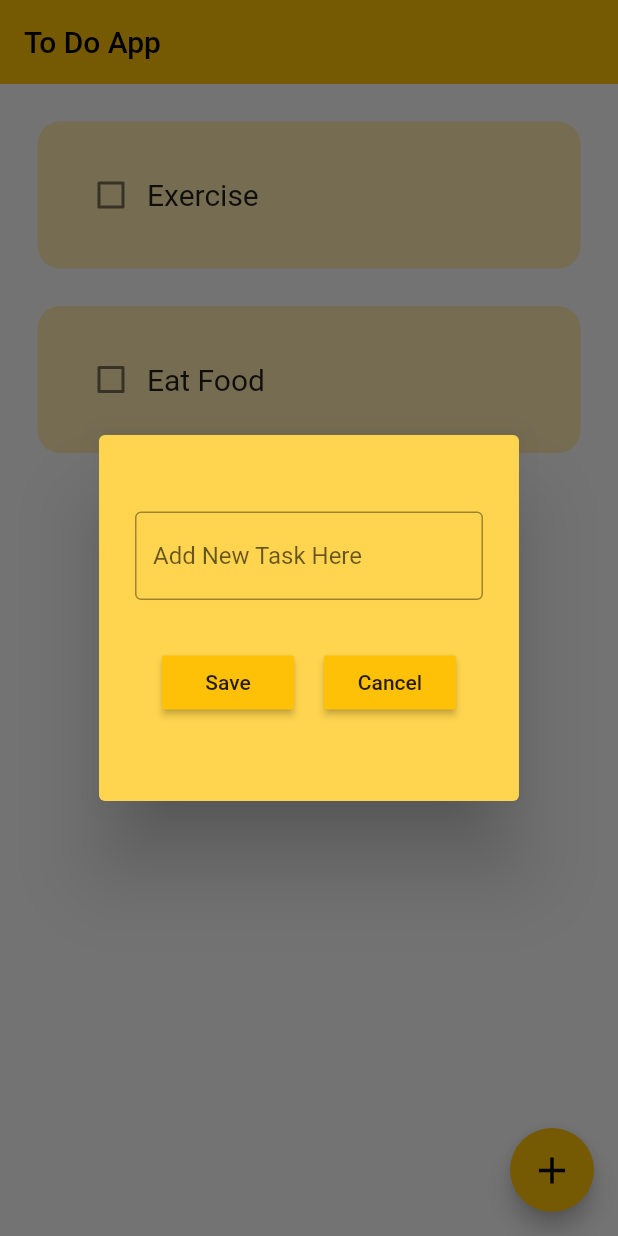
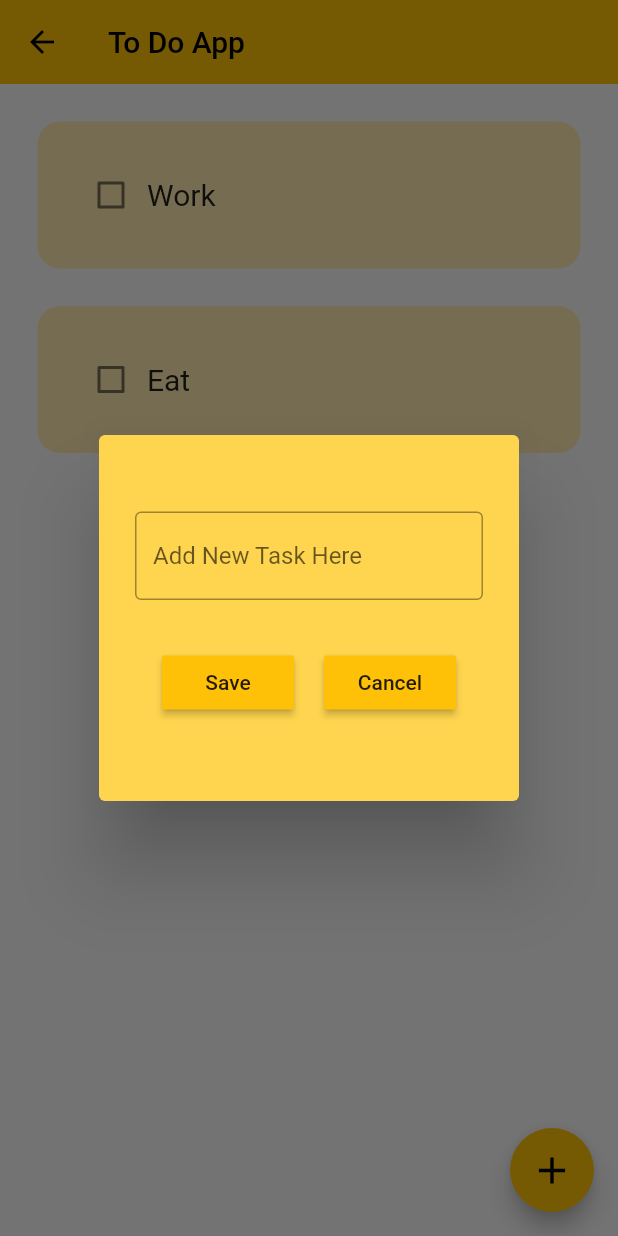
Before and after one commit to UjjanNoorillahi/flutter_todo_app, a Flutter app: the screen it shows after launch, after a tap on the "add" icon, on a phone screen of 412 x 824 dp. Run offline on Flutter 3.47's test engine with Material 2 defaults, Android fonts, the phone set to English and light mode, and no system bars; drawn by our look-alikes of flutter_slidable; our stand-ins replace hive_flutter; accounts and stored records are empty.

Commit message:
Database Added

```diff
--- /dev/null
+++ b/lib/database.dart
@@ -0,0 +1,22 @@
+import 'package:hive_flutter/hive_flutter.dart';
+
+final _mybox = Hive.box('myTasks');
+
+class TodoDatabase {
+  List toDos = [];
+
+  void createInitial() {
+    toDos = [
+      ["Work", false],
+      ["Eat", false]
+    ];
+  }
+
+  void loadData() {
+    toDos = _mybox.get("TODOS");
+  }
+
+  void updateList() {
+    _mybox.put("TODOS", toDos);
+  }
+}
--- a/lib/main.dart
+++ b/lib/main.dart
@@ -1,7 +1,12 @@
 import 'package:flutter/material.dart';
-import 'package:flutter_todo_app/screen/main_page.dart';
+import 'package:flutter_todo_app/screen/Splash_Screen.dart';
+import 'package:hive_flutter/hive_flutter.dart';
 
-void main() {
+void main() async {
+  await Hive.initFlutter();
+
+  var box = Hive.openBox('myTasks');
+
   runApp(MyHome());
 }
 
@@ -13,7 +18,7 @@ class MyHome extends StatelessWidget {
     return MaterialApp(
       debugShowCheckedModeBanner: false,
       theme: ThemeData(primarySwatch: Colors.amber),
-      home: MainPage(),
+      home: SplashScreen(),
     );
   }
 }
--- /dev/null
+++ b/lib/screen/Splash_Screen.dart
@@ -0,0 +1,31 @@
+import 'dart:async';
+import 'main_page.dart';
+import 'package:flutter/material.dart';
+
+class SplashScreen extends StatefulWidget {
+  @override
+  State<SplashScreen> createState() => _SplashScreenState();
+}
+
+class _SplashScreenState extends State<SplashScreen> {
+  Timer? _timer;
+
+  @override
+  void initState() {
+    _timer = Timer(const Duration(seconds: 2), () {
+      Navigator.push(
+          context, MaterialPageRoute(builder: (context) => MainPage()));
+    });
+    // TODO: implement initState
+    super.initState();
+  }
+
+  Widget build(BuildContext context) {
+    return Scaffold(
+      backgroundColor: Colors.black,
+      body: Center(
+        child: Text("Welcome to the 'ToDo' App"),
+      ),
+    );
+  }
+}
--- a/lib/screen/main_page.dart
+++ b/lib/screen/main_page.dart
@@ -1,7 +1,8 @@
 import 'package:flutter/material.dart';
-
+import 'package:hive_flutter/hive_flutter.dart';
 import '../components/dialog_box.dart';
 import '../components/todo_tasks.dart';
+import '../database.dart';
 
 class MainPage extends StatefulWidget {
   const MainPage({super.key});
@@ -11,28 +12,39 @@ class MainPage extends StatefulWidget {
 }
 
 class _MainPageState extends State<MainPage> {
+  final _mybox = Hive.box('myTasks');
+  TodoDatabase db = TodoDatabase();
+
+  @override
+  void initState() {
+    if (_mybox.get("TODOS") == null) {
+      db.createInitial();
+    } else {
+      db.loadData();
+    }
+
+    super.initState();
+  }
+
   final _controller = TextEditingController();
-
-  List toDos = [
-    ["Exercise", false],
-    ["Eat Food", false]
-  ];
 
   // when checbox is tapped
 
   void checkBoxChanged(bool? value, int index) {
     setState(() {
-      toDos[index][1] = !toDos[index][1];
+      db.toDos[index][1] = !db.toDos[index][1];
     });
+    db.updateList();
   }
 
   void saveNewTask() {
     setState(() {
-      toDos.add(
+      db.toDos.add(
         [_controller.text, false],
       );
       Navigator.of(context).pop();
     });
+    db.updateList();
   }
 
   void createNewTask() {
@@ -50,11 +62,11 @@ class _MainPageState extends State<MainPage> {
 
   void deleteTodo(int index) {
     setState(() {
-      toDos.removeAt(index);
+      db.toDos.removeAt(index);
     });
+    db.updateList();
   }
 
-  @override
   Widget build(BuildContext context) {
     return Scaffold(
       appBar: AppBar(
@@ -62,11 +74,11 @@ class _MainPageState extends State<MainPage> {
         elevation: 0,
       ),
       body: ListView.builder(
-        itemCount: toDos.length,
+        itemCount: db.toDos.length,
         itemBuilder: (context, index) {
           return TodoTask(
-            taskName: toDos[index][0],
-            checkTask: toDos[index][1],
+            taskName: db.toDos[index][0],
+            checkTask: db.toDos[index][1],
             onChanged: (value) {
               checkBoxChanged(value, index);
             },
--- a/pubspec.yaml
+++ b/pubspec.yaml
@@ -36,6 +36,8 @@ dependencies:
   # Use with the CupertinoIcons class for iOS style icons.
   cupertino_icons: ^1.0.2
   flutter_slidable: ^3.0.0
+  hive: ^2.0.4
+  hive_flutter: ^1.1.0
 
 dev_dependencies:
   flutter_test:
@@ -47,6 +49,9 @@ dev_dependencies:
   # package. See that file for information about deactivating specific lint
   # rules and activating additional ones.
   flutter_lints: ^2.0.0
+  hive_generator: ^1.1.0
+  build_runner: ^2.1.4
+
 
 # For information on the generic Dart part of this file, see the
 # following page: https://dart.dev/tools/pub/pubspec
```
Also changed, not shown: pubspec.lock, 1 other file.
